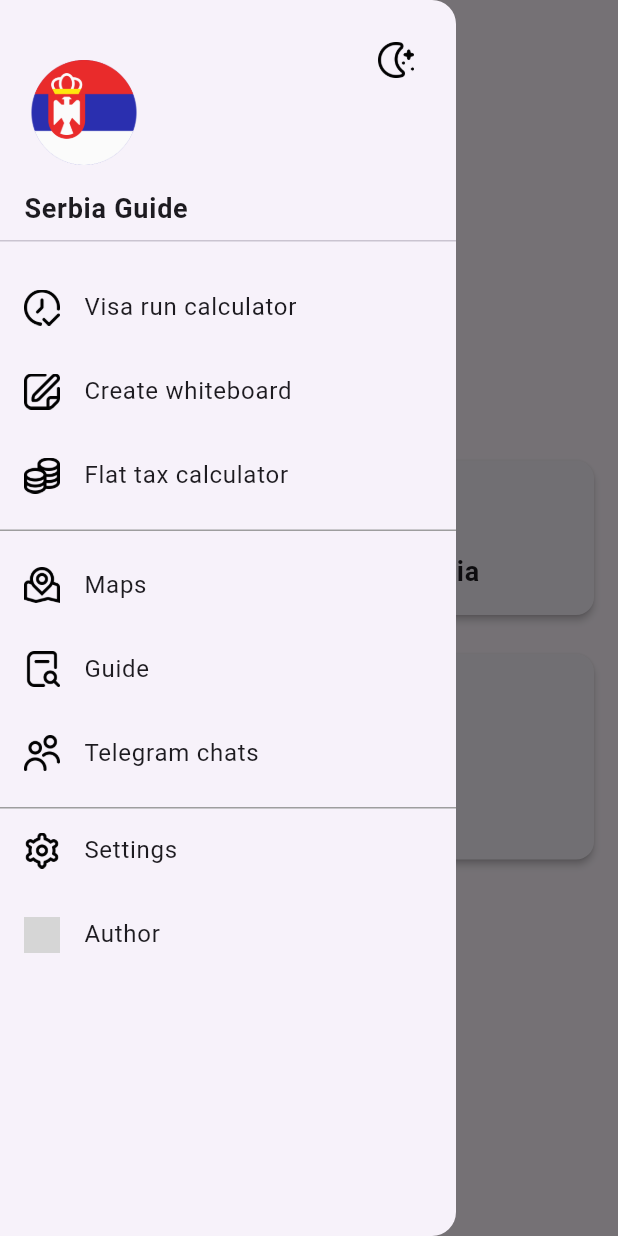
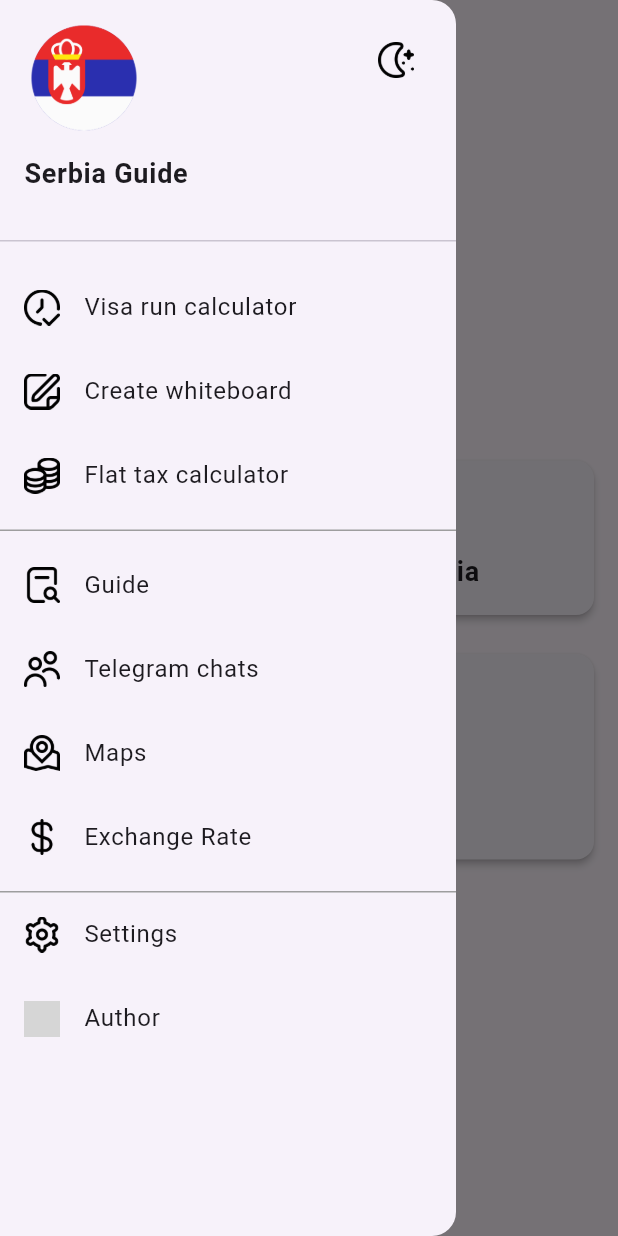
Before and after one commit to ialakey/srbguide, a Flutter app: the screen it shows after launch, with the side drawer open, on a phone screen of 412 x 824 dp. Run offline on Flutter 3.47's test engine with Material 3 defaults, Android fonts, the phone set to English and light mode, and no system bars; our stand-ins replace flutter_markdown, flutter_xlider, open_file, photo_view, share, shared_preferences and 1 more; missing offline and left inert: add_2_calendar, docx_template; network calls fail; grey boxes are pictures that could not be loaded.

Commit message:
add screen exchange rate add exchange rate in drawer header

```diff
--- a/lib/l10n/app_en.arb
+++ b/lib/l10n/app_en.arb
@@ -63,5 +63,6 @@
   "data": "Data",
   "help": "Help",
   "main_screen": "Main screen",
-  "choice_screen": "Choice screen"
+  "choice_screen": "Choice screen",
+  "exchange_rate": "Exchange Rate"
 }
--- a/lib/l10n/app_ru.arb
+++ b/lib/l10n/app_ru.arb
@@ -63,5 +63,6 @@
   "data": "Данные",
   "help": "Помощь",
   "main_screen": "Главный экран",
-  "choice_screen": "Выбрать экран"
+  "choice_screen": "Выбрать экран",
+  "exchange_rate": "Курс валют"
 }
--- a/lib/screens/settings.dart
+++ b/lib/screens/settings.dart
@@ -127,8 +127,9 @@ class _SettingsScreenState extends State<SettingsScreen> {
                     _buildScreenOption(context, 'VisaFreeCalculatorScreen', AppLocalizations.of(context)!.translate('calculator_visarun')),
                     _buildScreenOption(context, 'CreateWhiteCardboardScreen', AppLocalizations.of(context)!.translate('create_whiteboard')),
                     _buildScreenOption(context, 'GuideScreen', AppLocalizations.of(context)!.translate('guide')),
+                    _buildScreenOption(context, 'TgChatScreen', AppLocalizations.of(context)!.translate('tg_chats')),
                     _buildScreenOption(context, 'MapScreen', AppLocalizations.of(context)!.translate('maps')),
-                    _buildScreenOption(context, 'TgChatScreen', AppLocalizations.of(context)!.translate('tg_chats')),
+                    _buildScreenOption(context, 'ExchangeRateScreen', AppLocalizations.of(context)!.translate('exchange_rate')),
                   ],
                 ),
               );
--- a/lib/widget/drawer/drawer.dart
+++ b/lib/widget/drawer/drawer.dart
@@ -2,6 +2,7 @@ import 'package:flutter/material.dart';
 import 'package:srbguide/localization/app_localizations.dart';
 import 'package:srbguide/screens/author.dart';
 import 'package:srbguide/screens/calculator.dart';
+import 'package:srbguide/screens/exchange_rate.dart';
 import 'package:srbguide/screens/guide.dart';
 import 'package:srbguide/screens/map.dart';
 import 'package:srbguide/screens/settings.dart';
@@ -84,20 +85,6 @@ class AppDrawer extends StatelessWidget {
                 ListTile(
                   leading:
                   ThemedIcon(
-                    iconPath: 'assets/icons_24x24/map-marker.png',
-                    size: 24.0,
-                  ),
-                  title: Text(AppLocalizations.of(context)!.translate('maps')),
-                  onTap: () {
-                    Navigator.push(
-                      context,
-                      MaterialPageRoute(builder: (context) => MapScreen()),
-                    );
-                  },
-                ),
-                ListTile(
-                  leading:
-                  ThemedIcon(
                     iconPath: 'assets/icons_24x24/search-alt.png',
                     size: 24.0,
                   ),
@@ -120,6 +107,34 @@ class AppDrawer extends StatelessWidget {
                     Navigator.push(
                       context,
                       MaterialPageRoute(builder: (context) => TgChatScreen()),
+                    );
+                  },
+                ),
+                ListTile(
+                  leading:
+                  ThemedIcon(
+                    iconPath: 'assets/icons_24x24/map-marker.png',
+                    size: 24.0,
+                  ),
+                  title: Text(AppLocalizations.of(context)!.translate('maps')),
+                  onTap: () {
+                    Navigator.push(
+                      context,
+                      MaterialPageRoute(builder: (context) => MapScreen()),
+                    );
+                  },
+                ),
+                ListTile(
+                  leading:
+                  ThemedIcon(
+                    iconPath: 'assets/icons_24x24/dollar.png',
+                    size: 24.0,
+                  ),
+                  title: Text(AppLocalizations.of(context)!.translate('exchange_rate')),
+                  onTap: () {
+                    Navigator.push(
+                      context,
+                      MaterialPageRoute(builder: (context) => ExchangeRateScreen()),
                     );
                   },
                 ),
--- a/lib/widget/drawer/drawer_header.dart
+++ b/lib/widget/drawer/drawer_header.dart
@@ -2,6 +2,7 @@ import 'package:flutter/material.dart';
 import 'package:shared_preferences/shared_preferences.dart';
 import 'package:srbguide/main.dart';
 import 'dart:math';
+import 'package:srbguide/service/url_launcher_helper.dart';
 
 import 'package:srbguide/widget/themed/themed_icon2.dart';
 
@@ -21,6 +22,7 @@ class CustomDrawerHeader extends StatefulWidget {
 
 class _CustomDrawerHeaderState extends State<CustomDrawerHeader> with SingleTickerProviderStateMixin {
   late AnimationController _controller;
+  late String exchangeRate = '';
 
   @override
   void initState() {
@@ -29,6 +31,14 @@ class _CustomDrawerHeaderState extends State<CustomDrawerHeader> with SingleTick
       vsync: this,
       duration: Duration(milliseconds: 400),
     );
+    _getExchangeRate();
+  }
+
+  _getExchangeRate() async {
+    SharedPreferences prefs = await SharedPreferences.getInstance();
+    setState(() {
+      exchangeRate = prefs.getString('exchangeRate') ?? '';
+    });
   }
 
   @override
@@ -95,6 +105,16 @@ class _CustomDrawerHeaderState extends State<CustomDrawerHeader> with SingleTick
                   widget.appName,
                   style: TextStyle(fontSize: 18, fontWeight: FontWeight.bold),
                 ),
+                SizedBox(height: 5.0),
+                GestureDetector(
+                  onTap: () {
+                    UrlLauncherHelper.launchURL('https://www.promonet.rs');
+                  },
+                  child: Text(
+                    exchangeRate,
+                    style: TextStyle(fontSize: 12, color: Colors.grey),
+                  ),
+                )
               ],
             ),
           ),
@@ -103,7 +123,7 @@ class _CustomDrawerHeaderState extends State<CustomDrawerHeader> with SingleTick
     );
   }
 
-  void _toggleTheme(BuildContext context) {
+  _toggleTheme(BuildContext context) {
     SharedPreferences.getInstance().then((prefs) {
       bool isDarkMode = prefs.getBool('isDarkMode') ?? false;
       isDarkMode = !isDarkMode;
--- a/lib/widget/screen_mapper.dart
+++ b/lib/widget/screen_mapper.dart
@@ -1,5 +1,6 @@
 import 'package:flutter/material.dart';
 import 'package:srbguide/screens/calculator.dart';
+import 'package:srbguide/screens/exchange_rate.dart';
 import 'package:srbguide/screens/guide.dart';
 import 'package:srbguide/screens/map.dart';
 import 'package:srbguide/screens/tg_chats.dart';
@@ -18,6 +19,8 @@ class ScreenMapper {
         return MapScreen();
       case 'TgChatScreen':
         return TgChatScreen();
+      case 'ExchangeRateScreen':
+        return ExchangeRateScreen();
       default:
         return VisaFreeCalculatorScreen();
     }
--- a/pubspec.yaml
+++ b/pubspec.yaml
@@ -25,6 +25,7 @@ dependencies:
   group_button: ^5.3.3
   provider: ^5.0.0
   http: ^1.1.2
+  html: ^0.15.0
 
   flutter_markdown: ^0.6.18+2
   photo_view: ^0.14.0
```
Also changed, not shown: lib/main.dart (+32 -0 lines), lib/screens/exchange_rate.dart (added, +80 -0 lines), lib/screens/tg_chats.dart (+6 -4 lines), lib/service/parser.dart (added, +33 -0 lines), assets/icons_24x24/assept-document.png, assets/icons_24x24/dollar.png (added), assets/icons_24x24/moon-stars.png, pubspec.lock.
